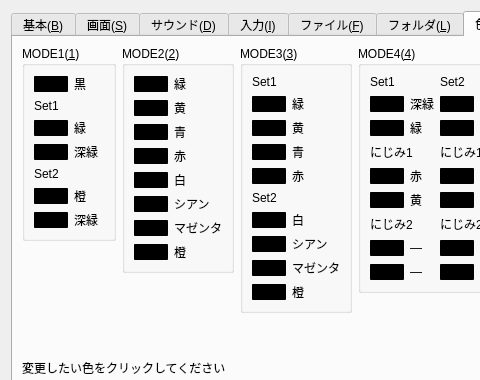
The window that src/Qt/configdialog.ui (eighttails/PC6001VX) describes before a commit, drawn with Qt 5; both pictures show x 0 to 480 and y 0 to 380 of the 621 by 492 pixel window.
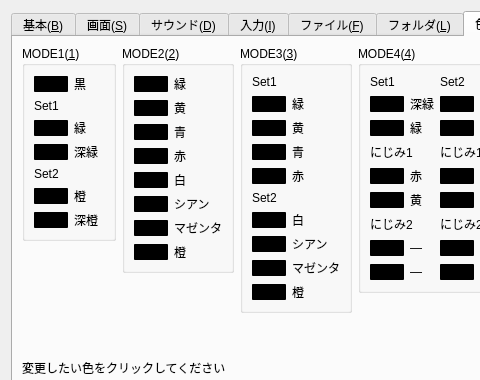
The same window after the commit. The open tabs and pages were chosen to show the change. Custom widgets are drawn as their Qt base class.

Commit message: UIのミスタイプを修正

What changed in the file:
```diff
--- a/src/Qt/configdialog.ui
+++ b/src/Qt/configdialog.ui
@@ -1284,7 +1284,7 @@
               <item row="7" column="1">
                <widget class="QLabel" name="label_99">
                 <property name="text">
-                 <string>深緑</string>
+                 <string>深橙</string>
                 </property>
                </widget>
               </item>
```
